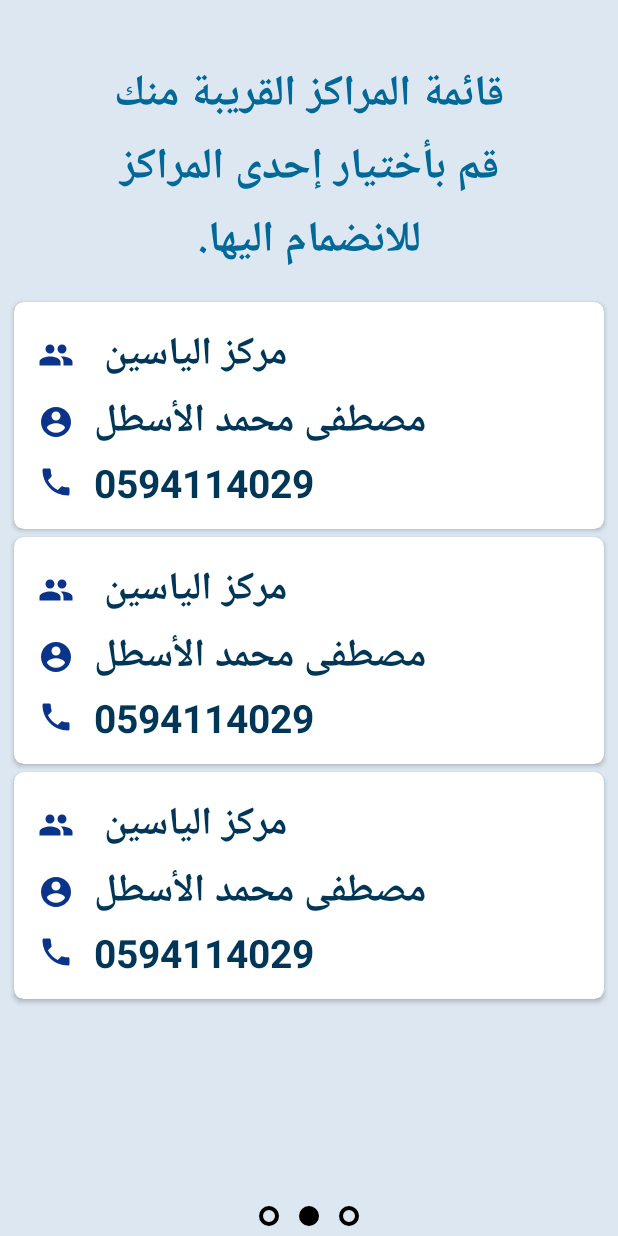
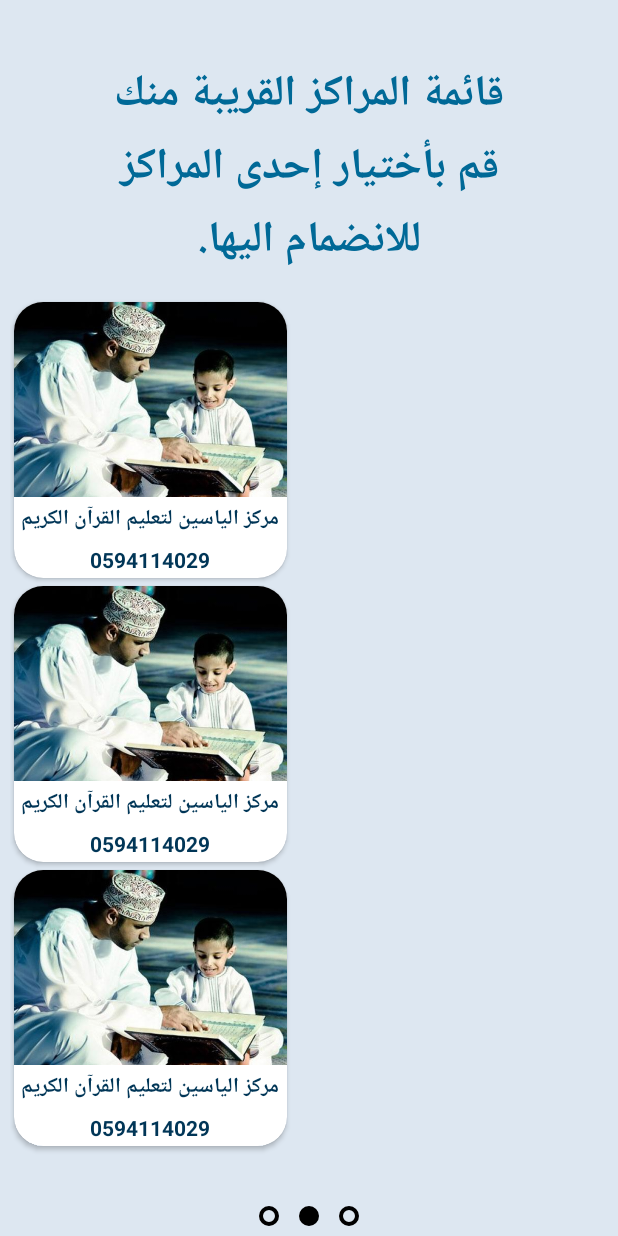
Before and after one commit to Ahmed-Redwan/QuranProjectDemo, an Android app: the layout activity_join_request2.xml on its own in the app's theme, with its tools: preview values and no code run, on a phone screen of 412 x 824 dp. Run offline under Robolectric (Android 15) with nearby library versions, the phone set to English and light mode, and no system bars; Roboto replaces fonts that are not available here.

Commit message:
update commit

```diff
--- a/app/src/main/res/layout/activity_join_request2.xml
+++ b/app/src/main/res/layout/activity_join_request2.xml
@@ -22,15 +22,15 @@
         android:layout_marginBottom="@dimen/_10sdp"
         android:text="قائمة المراكز القريبة منك قم بأختيار إحدى المراكز للانضمام اليها." />
 
+
     <androidx.recyclerview.widget.RecyclerView
+        android:id="@+id/request2_rv_listOfCenters"
         android:layout_width="match_parent"
         android:layout_height="match_parent"
-        android:id="@+id/request2_rv_listOfCenters"
+        android:layout_marginStart="@dimen/_5sdp"
+        android:layout_marginEnd="@dimen/_5sdp"
         android:layout_weight="1"
-        tools:listitem="@layout/custom_center_item"
-        android:layout_marginStart="@dimen/_5sdp"
-        android:layout_marginEnd="@dimen/_5sdp"/>
-
+        tools:listitem="@layout/custom_center_item" />
 
     <LinearLayout
         android:layout_width="match_parent"
--- a/app/src/main/res/layout/custom_center_item.xml
+++ b/app/src/main/res/layout/custom_center_item.xml
@@ -1,56 +1,48 @@
 <?xml version="1.0" encoding="utf-8"?>
 <androidx.cardview.widget.CardView xmlns:android="http://schemas.android.com/apk/res/android"
-    android:layout_width="match_parent"
+    android:layout_width="@dimen/_140sdp"
     android:layout_height="wrap_content"
     xmlns:app="http://schemas.android.com/apk/res-auto"
     android:layout_margin="@dimen/_2sdp"
     android:elevation="@dimen/_20sdp"
-    app:cardCornerRadius="@dimen/_5sdp">
+    app:cardCornerRadius="@dimen/_15sdp">
 <RelativeLayout
     android:layout_width="match_parent"
     android:layout_height="wrap_content"
-    android:padding="@dimen/_10sdp">
+    >
+
+    <ImageView
+       android:layout_width="match_parent"
+       android:layout_height="@dimen/_100sdp"
+       android:src="@drawable/student"
+       android:id="@+id/CustomCenterItem_iv"
+       android:scaleType="centerCrop"/>
+
     <TextView
-        android:layout_width="wrap_content"
+        android:layout_width="match_parent"
         android:layout_height="wrap_content"
-        android:id="@+id/centetItem_tv_CenterName"
-        android:text="مركز الياسين "
-        android:textSize="@dimen/_20ssp"
+        android:id="@+id/CustomCenterItem_tv_CenterName"
+        android:layout_below="@id/CustomCenterItem_iv"
+        android:text="مركز الياسين لتعليم القرآن الكريم"
+        android:gravity="center"
         android:textColor="@color/colorPrimaryDark"
         android:textStyle="bold"
-        android:layout_marginStart="@dimen/_2sdp"
-        android:drawableStart="@drawable/ic_people_black_24dp"
-        android:drawablePadding="@dimen/_10sdp"
+        android:layout_margin="@dimen/_2sdp"
         />
 
+
     <TextView
-        android:layout_width="wrap_content"
+        android:layout_width="match_parent"
         android:layout_height="wrap_content"
-        android:id="@+id/centetItem_tv_ManagerName"
-        android:text="مصطفى محمد الأسطل"
-        android:textSize="@dimen/_20ssp"
+        android:id="@+id/CustomCenterItem_tv_PhoneNumber"
+        android:layout_below="@id/CustomCenterItem_tv_CenterName"
+        android:text="0594114029"
+        android:gravity="center"
         android:textColor="@color/colorPrimaryDark"
         android:textStyle="bold"
-        android:layout_marginStart="@dimen/_2sdp"
-        android:layout_below="@id/centetItem_tv_CenterName"
-        android:drawableStart="@drawable/ic_account_circle_black_24dp"
-        android:drawablePadding="@dimen/_10sdp"
+        android:layout_margin="@dimen/_2sdp"
         />
 
-    <TextView
-        android:layout_width="wrap_content"
-        android:layout_height="wrap_content"
-        android:id="@+id/centetItem_tv_Number"
-        android:text="0594114029"
-        android:textSize="@dimen/_20ssp"
-        android:textColor="@color/colorPrimaryDark"
-        android:textStyle="bold"
-        android:layout_marginStart="@dimen/_2sdp"
-        android:layout_below="@id/centetItem_tv_ManagerName"
-        android:layout_marginEnd="@dimen/_4sdp"
-        android:drawableStart="@drawable/ic_local_phone_black_24dp"
-        android:drawablePadding="@dimen/_10sdp"
-        />
 
 </RelativeLayout>
 
```
Also changed, not shown: app/src/main/AndroidManifest.xml (+7 -14 lines), app/src/main/java/com/example/quranprojectdemo/Activities/JoinRequest2.java (+24 -2 lines), app/src/main/java/com/example/quranprojectdemo/Other/Center.java (added, +38 -0 lines), app/src/main/java/com/example/quranprojectdemo/Other/Recycler_show_group_student.java (+11 -0 lines), app/src/main/java/com/example/quranprojectdemo/Other/customRecyclerviewCenters.java (added, +79 -0 lines).
